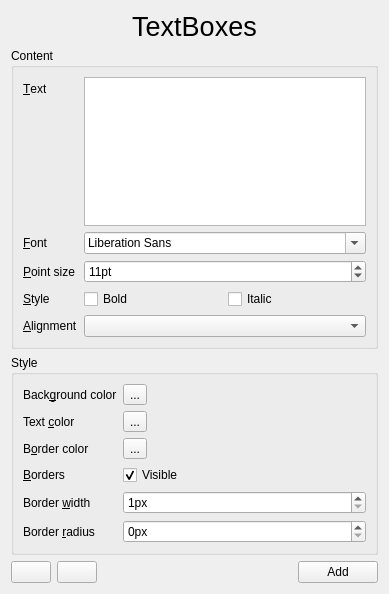
Qt form sources/Forms/formtextboxes.ui (jose94752/ClipEdit) before a commit.
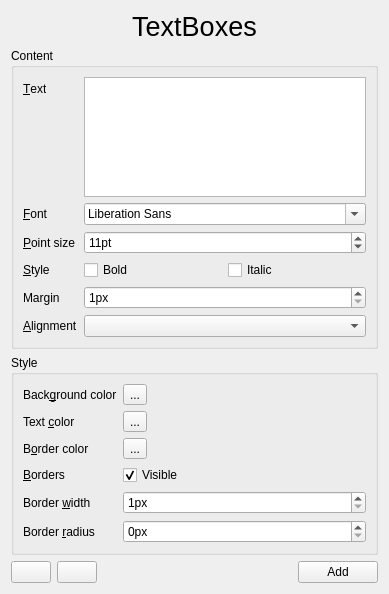
The same form after that commit. Icons and pictures are not drawn. Custom widgets are drawn as their Qt base class.

Commit message: Add margin for textboxes

```diff
--- a/sources/Forms/formtextboxes.ui
+++ b/sources/Forms/formtextboxes.ui
@@ -124,7 +124,7 @@
         </item>
        </layout>
       </item>
-      <item row="4" column="0">
+      <item row="5" column="0">
        <widget class="QLabel" name="labelAlignment">
         <property name="text">
          <string>&amp;Alignment</string>
@@ -134,9 +134,29 @@
         </property>
        </widget>
       </item>
-      <item row="4" column="1">
+      <item row="5" column="1">
        <widget class="QComboBox" name="comboBoxAlignment"/>
       </item>
+      <item row="4" column="0">
+       <widget class="QLabel" name="label">
+        <property name="text">
+         <string>Margin</string>
+        </property>
+       </widget>
+      </item>
+      <item row="4" column="1">
+       <widget class="QSpinBox" name="spinBoxMargin">
+        <property name="suffix">
+         <string>px</string>
+        </property>
+        <property name="minimum">
+         <number>1</number>
+        </property>
+        <property name="maximum">
+         <number>30</number>
+        </property>
+       </widget>
+      </item>
      </layout>
     </widget>
    </item>
```
The commit also changes 3 other files.
